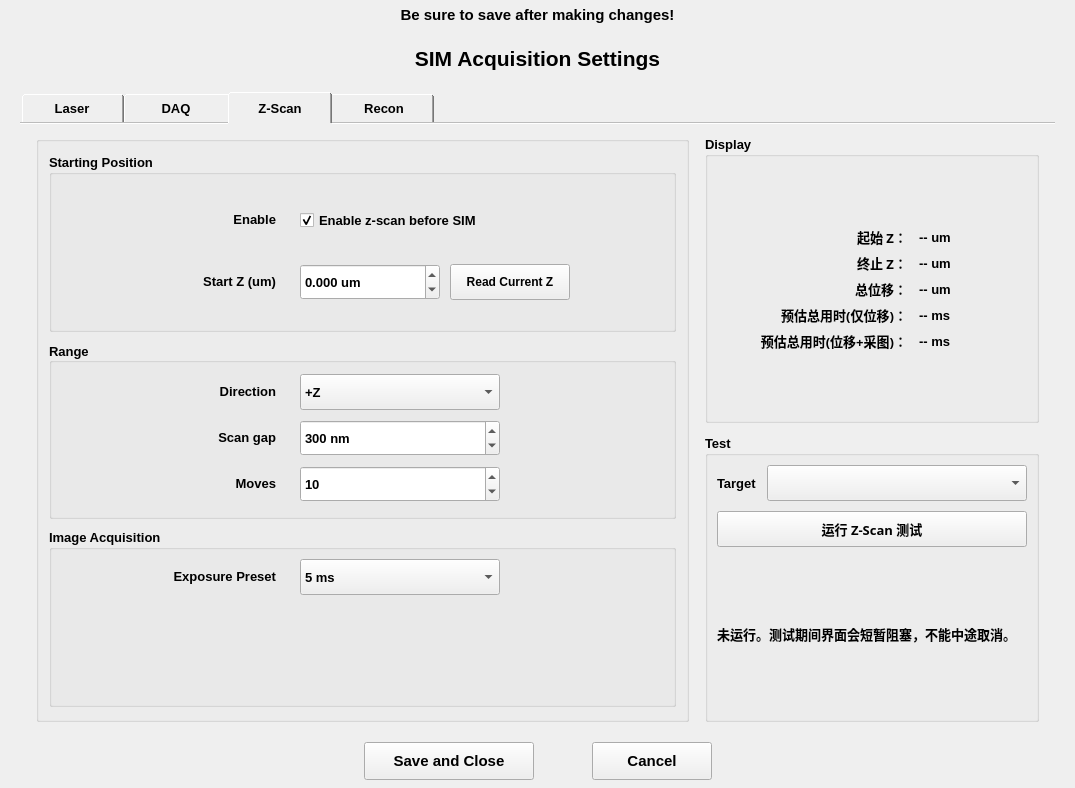
Old version of the form sim_control/sim_settings_dialog.ui in the repository XinTan12/SIM_AutoSystem.
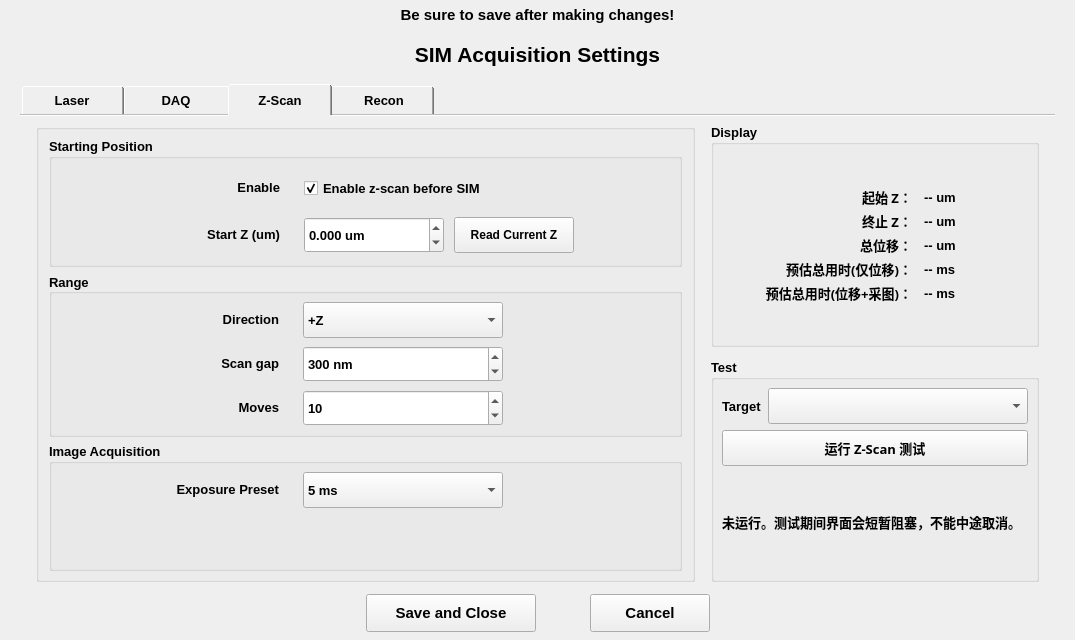
New version of the form.

```diff
--- a/sim_control/sim_settings_dialog.ui
+++ b/sim_control/sim_settings_dialog.ui
@@ -7,7 +7,7 @@
     <x>0</x>
     <y>0</y>
     <width>1075</width>
-    <height>788</height>
+    <height>640</height>
    </rect>
   </property>
   <property name="minimumSize">
@@ -28,7 +28,7 @@
   </property>
   <layout class="QVBoxLayout" name="verticalLayout_root">
    <property name="spacing">
-    <number>8</number>
+    <number>4</number>
    </property>
    <property name="leftMargin">
     <number>20</number>
@@ -111,7 +111,7 @@
    <item>
     <widget class="QTabWidget" name="tabs">
      <property name="sizePolicy">
-      <sizepolicy hsizetype="Preferred" vsizetype="Expanding">
+      <sizepolicy hsizetype="Preferred" vsizetype="Ignored">
        <horstretch>0</horstretch>
        <verstretch>1</verstretch>
       </sizepolicy>
@@ -1240,13 +1240,13 @@
         <number>16</number>
        </property>
        <property name="topMargin">
-        <number>12</number>
+        <number>8</number>
        </property>
        <property name="rightMargin">
         <number>16</number>
        </property>
        <property name="bottomMargin">
-        <number>12</number>
+        <number>8</number>
        </property>
        <item>
         <layout class="QHBoxLayout" name="horizontalLayout_zscan_columns">
@@ -1266,21 +1266,21 @@
            <property name="title">
             <string/>
            </property>
-           <layout class="QVBoxLayout" name="verticalLayout_zscan_params">
-            <property name="spacing">
-             <number>10</number>
+            <layout class="QVBoxLayout" name="verticalLayout_zscan_params">
+             <property name="spacing">
+              <number>6</number>
             </property>
             <property name="leftMargin">
              <number>10</number>
             </property>
-            <property name="topMargin">
-             <number>12</number>
+             <property name="topMargin">
+              <number>8</number>
             </property>
             <property name="rightMargin">
              <number>10</number>
             </property>
-            <property name="bottomMargin">
-             <number>12</number>
+             <property name="bottomMargin">
+              <number>8</number>
             </property>
             <item>
              <widget class="QGroupBox" name="group_zscan_start_section">
@@ -1302,11 +1302,17 @@
               </property>
               <layout class="QGridLayout" name="gridLayout_zscan_start_section" rowstretch="1,0" columnstretch="1,0,0,1" columnminimumwidth="0,120,270,0">
                <property name="leftMargin">
-                <number>20</number>
+                <number>22</number>
                </property>
                <property name="rightMargin">
                 <number>20</number>
                </property>
+               <property name="topMargin">
+                <number>8</number>
+               </property>
+               <property name="bottomMargin">
+                <number>8</number>
+               </property>
                <property name="horizontalSpacing">
                 <number>24</number>
                </property>
@@ -1518,6 +1524,12 @@
                <property name="rightMargin">
                 <number>20</number>
                </property>
+               <property name="topMargin">
+                <number>8</number>
+               </property>
+               <property name="bottomMargin">
+                <number>8</number>
+               </property>
                <property name="horizontalSpacing">
                 <number>24</number>
                </property>
@@ -1740,6 +1752,12 @@
                <property name="rightMargin">
                 <number>20</number>
                </property>
+               <property name="topMargin">
+                <number>8</number>
+               </property>
+               <property name="bottomMargin">
+                <number>8</number>
+               </property>
                <property name="horizontalSpacing">
                 <number>24</number>
                </property>
@@ -1885,6 +1903,21 @@
               <property name="horizontalSpacing">
                <number>12</number>
               </property>
+              <property name="verticalSpacing">
+               <number>4</number>
+              </property>
+              <property name="leftMargin">
+               <number>8</number>
+              </property>
+              <property name="topMargin">
+               <number>8</number>
+              </property>
+              <property name="rightMargin">
+               <number>8</number>
+              </property>
+              <property name="bottomMargin">
+               <number>8</number>
+              </property>
               <property name="formAlignment">
                <set>Qt::AlignHCenter|Qt::AlignVCenter</set>
               </property>
@@ -2116,7 +2149,19 @@
              </property>
              <layout class="QVBoxLayout" name="verticalLayout_zscan_test">
               <property name="spacing">
-               <number>10</number>
+               <number>6</number>
+              </property>
+              <property name="leftMargin">
+               <number>8</number>
+              </property>
+              <property name="topMargin">
+               <number>8</number>
+              </property>
+              <property name="rightMargin">
+               <number>8</number>
+              </property>
+              <property name="bottomMargin">
+               <number>8</number>
               </property>
               <item>
                <layout class="QHBoxLayout" name="horizontalLayout_zscan_test_target">
@@ -2652,6 +2697,13 @@
             </item>
             <item row="0" column="2">
              <widget class="QWidget" name="widget_recon_otf_path_row">
+              <property name="font">
+               <font>
+                <family>Arial</family>
+                <weight>75</weight>
+                <bold>true</bold>
+               </font>
+              </property>
               <layout class="QHBoxLayout" name="horizontalLayout_recon_otf_path">
                <property name="spacing">
                 <number>10</number>
@@ -2724,6 +2776,13 @@
             </item>
             <item row="1" column="2">
              <widget class="QWidget" name="widget_recon_background_path_row">
+              <property name="font">
+               <font>
+                <family>Arial</family>
+                <weight>75</weight>
+                <bold>true</bold>
+               </font>
+              </property>
               <layout class="QHBoxLayout" name="horizontalLayout_recon_background_path">
                <property name="spacing">
                 <number>10</number>
@@ -2911,6 +2970,13 @@
             </item>
             <item row="0" column="2">
              <widget class="QWidget" name="widget_recon_output_path_row">
+              <property name="font">
+               <font>
+                <family>Arial</family>
+                <weight>75</weight>
+                <bold>true</bold>
+               </font>
+              </property>
               <layout class="QHBoxLayout" name="horizontalLayout_recon_output_path">
                <property name="spacing">
                 <number>10</number>
```
